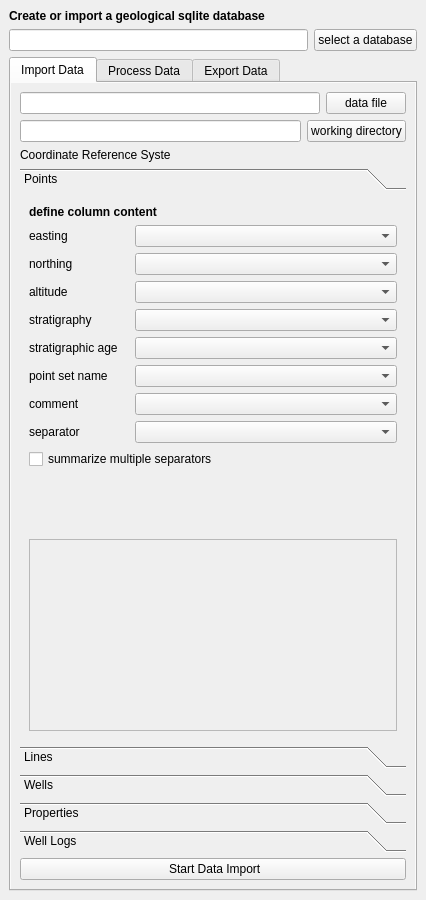
This is geological_data_processing_dockwidget_base.ui in stdonn/GeologicalDataProcessing as Qt 5 draws it before an edit. The edited form follows.
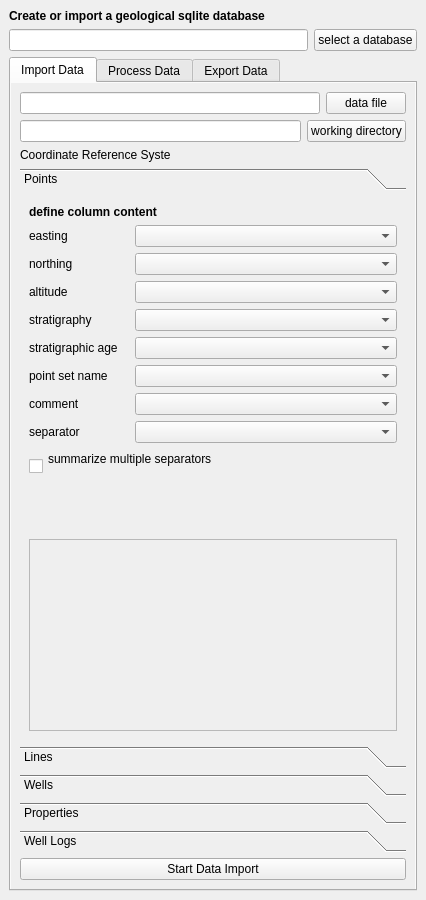
This is the edited form. Icons and pictures are not drawn. Custom widgets are drawn as their Qt base class.

```diff
--- a/geological_data_processing_dockwidget_base.ui
+++ b/geological_data_processing_dockwidget_base.ui
@@ -163,8 +163,8 @@
                 <rect>
                  <x>0</x>
                  <y>0</y>
-                 <width>358</width>
-                 <height>443</height>
+                                                                    <width>380</width>
+                                                                    <height>485</height>
                 </rect>
                </property>
                <attribute name="icon">
@@ -497,7 +497,8 @@
                 <item>
                  <widget class="QCheckBox" name="multiple_separators_points">
                   <property name="text">
-                   <string>summarize multiple separators</string>
+                                                                            <string>summarize multiple separators
+                                                                            </string>
                   </property>
                  </widget>
                 </item>
@@ -599,7 +600,7 @@
             <item>
              <widget class="QPushButton" name="start_import_button">
               <property name="text">
-               <string> Start Data Import</string>
+                                                            <string>Start Data Import</string>
               </property>
              </widget>
             </item>
```
Left out of the diff: 194 changed lines with no effect on the pictures. Lines whose indentation alone changed are shown as unchanged.
